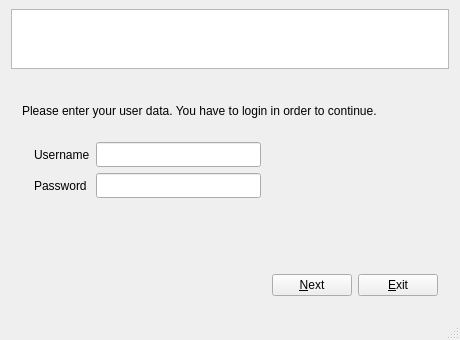
This is portfolio/ui/mainwindow.ui in manutorres/pernambuco as Qt 5 draws it before an edit. The edited form follows.
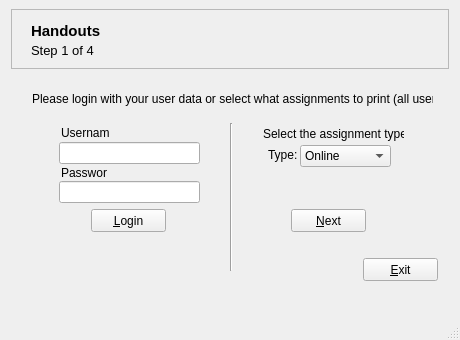
This is the edited form. The open tabs and pages were chosen to show the change. Icons and pictures are not drawn.

Patch:
```diff
--- a/portfolio/ui/mainwindow.ui
+++ b/portfolio/ui/mainwindow.ui
@@ -52,19 +52,79 @@
      <number>9</number>
     </property>
     <item>
-     <widget class="QGraphicsView" name="graphicsView">
-      <property name="maximumSize">
+     <widget class="QFrame" name="frame">
+      <property name="minimumSize">
        <size>
-        <width>16777215</width>
+        <width>0</width>
         <height>60</height>
        </size>
       </property>
+      <property name="frameShape">
+       <enum>QFrame::StyledPanel</enum>
+      </property>
+      <property name="frameShadow">
+       <enum>QFrame::Raised</enum>
+      </property>
+      <widget class="QLabel" name="lblTask">
+       <property name="geometry">
+        <rect>
+         <x>20</x>
+         <y>14</y>
+         <width>311</width>
+         <height>16</height>
+        </rect>
+       </property>
+       <property name="font">
+        <font>
+         <pointsize>11</pointsize>
+         <weight>75</weight>
+         <bold>true</bold>
+        </font>
+       </property>
+       <property name="text">
+        <string>Handouts</string>
+       </property>
+      </widget>
+      <widget class="QLabel" name="label_9">
+       <property name="geometry">
+        <rect>
+         <x>370</x>
+         <y>10</y>
+         <width>46</width>
+         <height>41</height>
+        </rect>
+       </property>
+       <property name="text">
+        <string/>
+       </property>
+       <property name="pixmap">
+        <pixmap resource="rsc.qrc">:/images/pdf.png</pixmap>
+       </property>
+      </widget>
+      <widget class="QLabel" name="lblSteps">
+       <property name="geometry">
+        <rect>
+         <x>20</x>
+         <y>33</y>
+         <width>71</width>
+         <height>16</height>
+        </rect>
+       </property>
+       <property name="font">
+        <font>
+         <pointsize>10</pointsize>
+        </font>
+       </property>
+       <property name="text">
+        <string>Step 1 of 4</string>
+       </property>
+      </widget>
      </widget>
     </item>
     <item>
      <widget class="QStackedWidget" name="stackedWidget">
       <property name="sizePolicy">
-       <sizepolicy hsizetype="Preferred" vsizetype="Preferred">
+       <sizepolicy hsizetype="Preferred" vsizetype="Expanding">
         <horstretch>0</horstretch>
         <verstretch>0</verstretch>
        </sizepolicy>
@@ -204,45 +264,50 @@
        </layout>
       </widget>
       <widget class="QWidget" name="page_2">
-       <layout class="QGridLayout" name="gridLayout_5">
-        <item row="6" column="7">
          <widget class="QPushButton" name="btnExit_2">
+        <property name="geometry">
+         <rect>
+          <x>352</x>
+          <y>183</y>
+          <width>75</width>
+          <height>23</height>
+         </rect>
+        </property>
           <property name="text">
            <string>&amp;Exit</string>
           </property>
          </widget>
-        </item>
-        <item row="6" column="4" colspan="2">
-         <spacer name="horizontalSpacer_2">
-          <property name="orientation">
-           <enum>Qt::Horizontal</enum>
-          </property>
-          <property name="sizeHint" stdset="0">
-           <size>
-            <width>40</width>
-            <height>20</height>
-           </size>
-          </property>
-         </spacer>
-        </item>
-        <item row="0" column="0" colspan="8">
          <widget class="QLabel" name="label">
+        <property name="geometry">
+         <rect>
+          <x>21</x>
+          <y>13</y>
+          <width>401</width>
+          <height>21</height>
+         </rect>
+        </property>
           <property name="minimumSize">
            <size>
             <width>0</width>
-            <height>50</height>
+          <height>0</height>
            </size>
           </property>
           <property name="text">
-           <string>Please enter your user data. You have to login in order to continue.</string>
-          </property>
-         </widget>
-        </item>
-        <item row="2" column="4">
+         <string>Please login with your user data or select what assignments to print (all users).</string>
+        </property>
+       </widget>
          <widget class="QLineEdit" name="lineEditUsername">
+        <property name="geometry">
+         <rect>
+          <x>48</x>
+          <y>67</y>
+          <width>141</width>
+          <height>22</height>
+         </rect>
+        </property>
           <property name="minimumSize">
            <size>
-            <width>165</width>
+          <width>0</width>
             <height>0</height>
            </size>
           </property>
@@ -254,18 +319,24 @@
           </property>
           <property name="font">
            <font>
-            <pointsize>10</pointsize>
+          <pointsize>9</pointsize>
             <weight>50</weight>
             <bold>false</bold>
            </font>
           </property>
          </widget>
-        </item>
-        <item row="3" column="4">
          <widget class="QLineEdit" name="lineEditPassword">
+        <property name="geometry">
+         <rect>
+          <x>48</x>
+          <y>106</y>
+          <width>141</width>
+          <height>22</height>
+         </rect>
+        </property>
           <property name="minimumSize">
            <size>
-            <width>165</width>
+          <width>0</width>
             <height>0</height>
            </size>
           </property>
@@ -277,7 +348,7 @@
           </property>
           <property name="font">
            <font>
-            <pointsize>10</pointsize>
+          <pointsize>9</pointsize>
             <weight>50</weight>
             <bold>false</bold>
            </font>
@@ -286,36 +357,41 @@
            <enum>QLineEdit::Password</enum>
           </property>
          </widget>
-        </item>
-        <item row="2" column="2" colspan="2">
          <widget class="QLabel" name="label_3">
+        <property name="geometry">
+         <rect>
+          <x>50</x>
+          <y>50</y>
+          <width>48</width>
+          <height>16</height>
+         </rect>
+        </property>
           <property name="text">
            <string>Username</string>
           </property>
          </widget>
-        </item>
-        <item row="3" column="2" colspan="2">
          <widget class="QLabel" name="label_4">
+        <property name="geometry">
+         <rect>
+          <x>50</x>
+          <y>90</y>
+          <width>46</width>
+          <height>16</height>
+         </rect>
+        </property>
           <property name="text">
            <string>Password</string>
           </property>
          </widget>
-        </item>
-        <item row="3" column="0">
-         <spacer name="horizontalSpacer_7">
-          <property name="orientation">
-           <enum>Qt::Horizontal</enum>
-          </property>
-          <property name="sizeHint" stdset="0">
-           <size>
-            <width>40</width>
-            <height>20</height>
-           </size>
-          </property>
-         </spacer>
-        </item>
-        <item row="4" column="2" colspan="4">
          <widget class="QLabel" name="lblForgotenPassword">
+        <property name="geometry">
+         <rect>
+          <x>44</x>
+          <y>161</y>
+          <width>151</width>
+          <height>20</height>
+         </rect>
+        </property>
           <property name="minimumSize">
            <size>
             <width>30</width>
@@ -329,19 +405,31 @@
            <string/>
           </property>
          </widget>
-        </item>
-        <item row="6" column="6">
-         <widget class="QPushButton" name="btnNext_2">
+       <widget class="QPushButton" name="btnLogin">
+        <property name="geometry">
+         <rect>
+          <x>80</x>
+          <y>134</y>
+          <width>75</width>
+          <height>23</height>
+         </rect>
+        </property>
           <property name="text">
-           <string>&amp;Next</string>
-          </property>
-         </widget>
-        </item>
-        <item row="5" column="2" colspan="5">
+         <string>&amp;Login</string>
+        </property>
+       </widget>
          <widget class="QLabel" name="lblLoginFail">
           <property name="enabled">
            <bool>true</bool>
           </property>
+        <property name="geometry">
+         <rect>
+          <x>44</x>
+          <y>182</y>
+          <width>151</width>
+          <height>20</height>
+         </rect>
+        </property>
           <property name="minimumSize">
            <size>
             <width>0</width>
@@ -356,21 +444,78 @@
            <string/>
           </property>
          </widget>
-        </item>
-        <item row="3" column="5">
-         <spacer name="horizontalSpacer_8">
+       <widget class="Line" name="line">
+        <property name="geometry">
+         <rect>
+          <x>210</x>
+          <y>48</y>
+          <width>20</width>
+          <height>148</height>
+         </rect>
+        </property>
           <property name="orientation">
-           <enum>Qt::Horizontal</enum>
-          </property>
-          <property name="sizeHint" stdset="0">
-           <size>
-            <width>40</width>
-            <height>20</height>
-           </size>
-          </property>
-         </spacer>
+         <enum>Qt::Vertical</enum>
+        </property>
+       </widget>
+       <widget class="QPushButton" name="btnNext_2">
+        <property name="geometry">
+         <rect>
+          <x>280</x>
+          <y>134</y>
+          <width>75</width>
+          <height>23</height>
+         </rect>
+        </property>
+        <property name="text">
+         <string>&amp;Next</string>
+        </property>
+       </widget>
+       <widget class="QComboBox" name="comboBox">
+        <property name="geometry">
+         <rect>
+          <x>289</x>
+          <y>70</y>
+          <width>91</width>
+          <height>22</height>
+         </rect>
+        </property>
+        <item>
+         <property name="text">
+          <string>Online</string>
+         </property>
         </item>
-       </layout>
+        <item>
+         <property name="text">
+          <string>Upload</string>
+         </property>
+        </item>
+       </widget>
+       <widget class="QLabel" name="label_8">
+        <property name="geometry">
+         <rect>
+          <x>252</x>
+          <y>51</y>
+          <width>141</width>
+          <height>16</height>
+         </rect>
+        </property>
+        <property name="text">
+         <string>Select the assignment type:</string>
+        </property>
+       </widget>
+       <widget class="QLabel" name="label_10">
+        <property name="geometry">
+         <rect>
+          <x>257</x>
+          <y>72</y>
+          <width>31</width>
+          <height>16</height>
+         </rect>
+        </property>
+        <property name="text">
+         <string>Type:</string>
+        </property>
+       </widget>
       </widget>
       <widget class="QWidget" name="page_3">
        <layout class="QGridLayout" name="gridLayout">
```
Left out of the diff: 28 changed lines with no effect on the pictures. Lines whose indentation alone changed are shown as unchanged.
